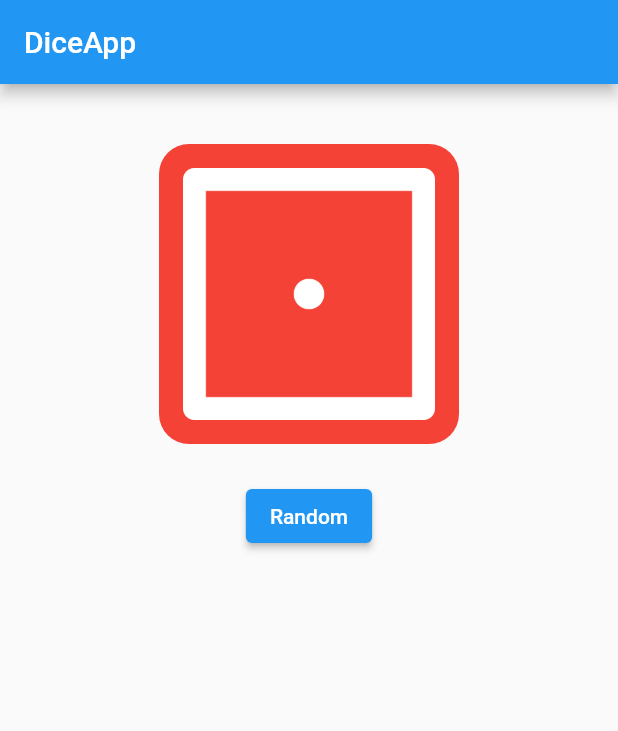
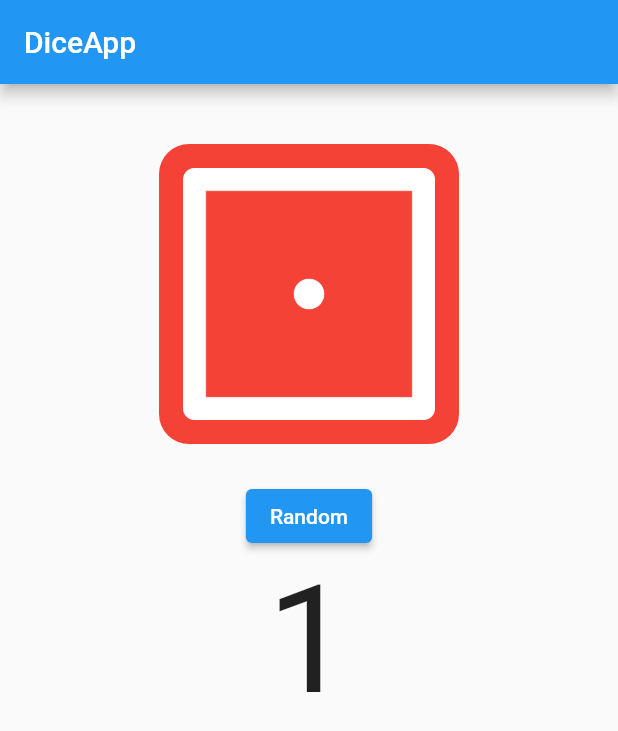
Before and after one commit to fr4nsgallegos/dadosapp, a Flutter app: the screen it shows after launch, on a phone screen of 412 x 824 dp. Shown: the top 731 px of the screen. Run offline on Flutter 3.47's test engine with Material 2 defaults, Android fonts, the phone set to English and light mode, and no system bars.

Commit message:
update n on dice and text

```diff
--- a/lib/main.dart
+++ b/lib/main.dart
@@ -71,6 +71,10 @@ class _DadosPageState extends State<DadosPage> {
                 },
                 child: Text("Random"),
               ),
+              Text(
+                n.toString(),
+                style: TextStyle(fontSize: 100),
+              ),
             ],
           ),
         ),
```
